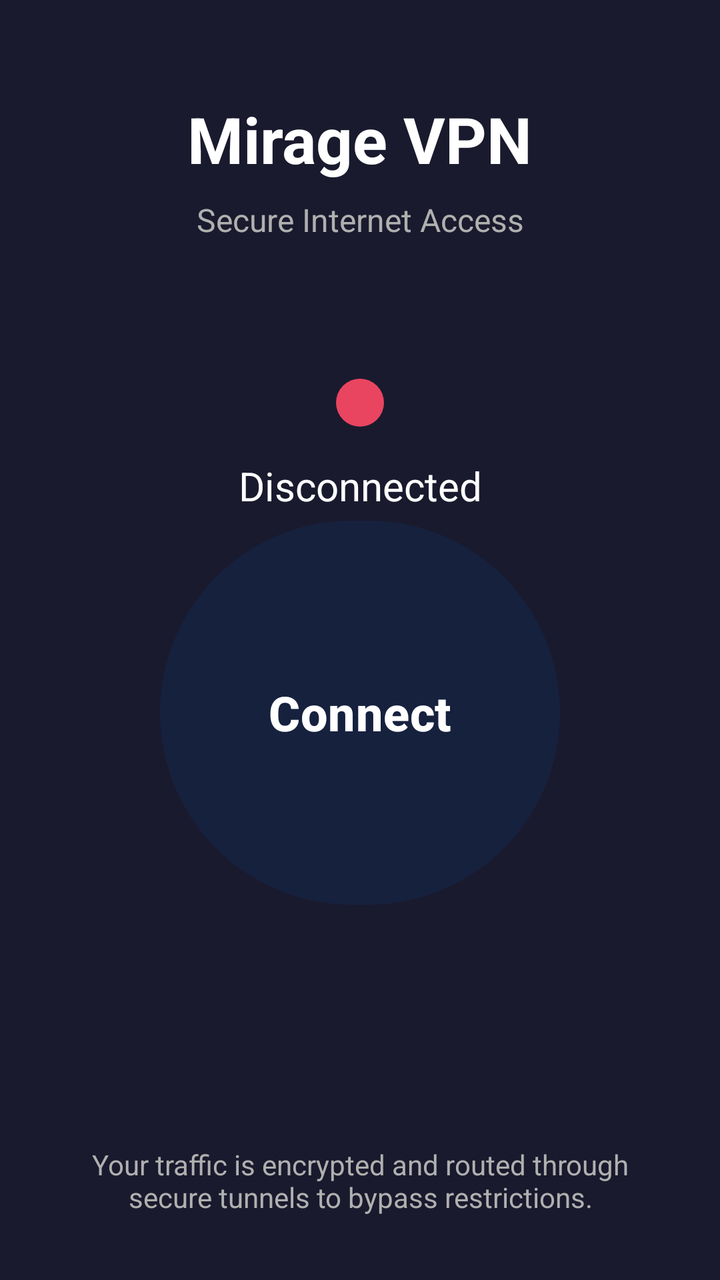
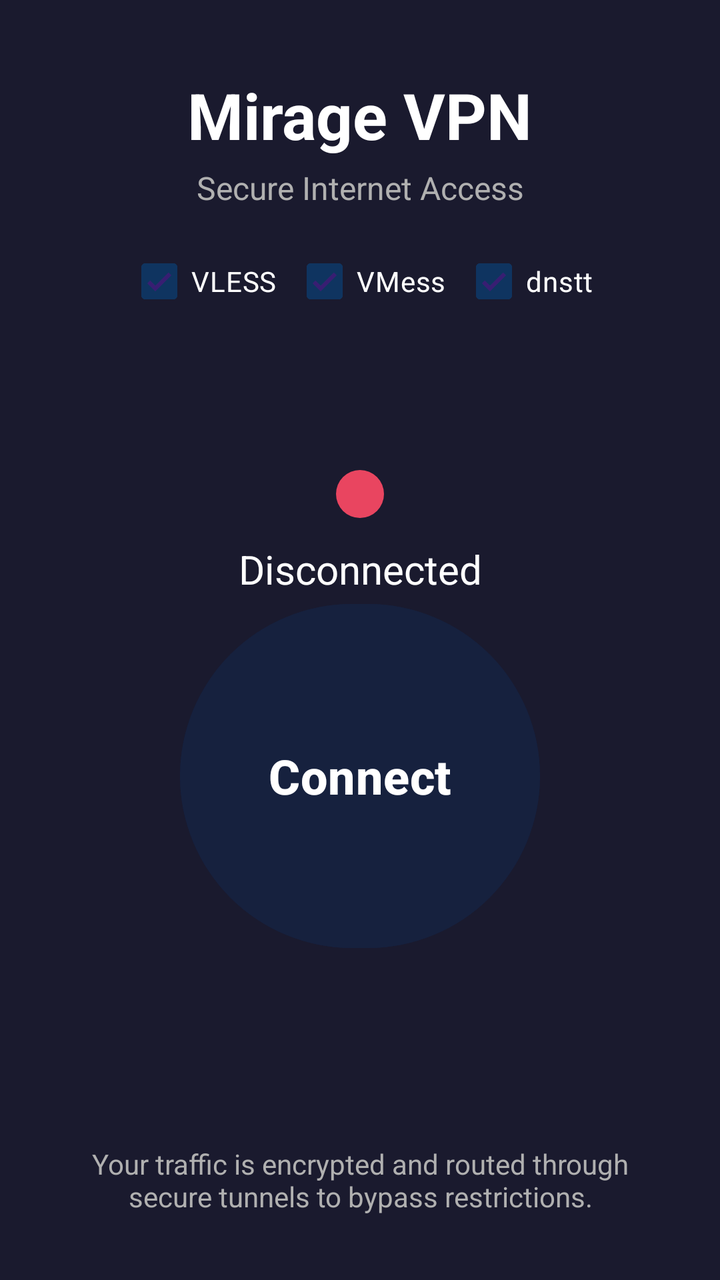

The first picture is an Android layout as it rendered before a commit; the second is the same layout after the commit. The layout source and the unified diff follow.
<!-- AndroidManifest.xml: activity theme Theme.MirageVPN -->
<!-- res/layout/activity_main.xml -->
<?xml version="1.0" encoding="utf-8"?>
<androidx.constraintlayout.widget.ConstraintLayout xmlns:android="http://schemas.android.com/apk/res/android"
    xmlns:app="http://schemas.android.com/apk/res-auto"
    android:layout_width="match_parent"
    android:layout_height="match_parent"
    android:background="@color/background">

    
    <TextView
        android:id="@+id/titleText"
        android:layout_width="wrap_content"
        android:layout_height="wrap_content"
        android:layout_marginTop="48dp"
        android:text="@string/app_name"
        android:textColor="@color/text_primary"
        android:textSize="32sp"
        android:textStyle="bold"
        app:layout_constraintEnd_toEndOf="parent"
        app:layout_constraintStart_toStartOf="parent"
        app:layout_constraintTop_toTopOf="parent" />

    <TextView
        android:id="@+id/subtitleText"
        android:layout_width="wrap_content"
        android:layout_height="wrap_content"
        android:layout_marginTop="8dp"
        android:text="@string/app_subtitle"
        android:textColor="@color/text_secondary"
        android:textSize="16sp"
        app:layout_constraintEnd_toEndOf="parent"
        app:layout_constraintStart_toStartOf="parent"
        app:layout_constraintTop_toBottomOf="@id/titleText" />

    
    <View
        android:id="@+id/statusIndicator"
        android:layout_width="24dp"
        android:layout_height="24dp"
        android:background="@drawable/status_indicator"
        app:layout_constraintBottom_toTopOf="@id/statusText"
        app:layout_constraintEnd_toEndOf="parent"
        app:layout_constraintStart_toStartOf="parent"
        app:layout_constraintTop_toBottomOf="@id/subtitleText"
        app:layout_constraintVertical_chainStyle="packed" />

    <TextView
        android:id="@+id/statusText"
        android:layout_width="wrap_content"
        android:layout_height="wrap_content"
        android:layout_marginTop="16dp"
        android:text="@string/status_disconnected"
        android:textColor="@color/text_primary"
        android:textSize="20sp"
        app:layout_constraintBottom_toTopOf="@id/connectButton"
        app:layout_constraintEnd_toEndOf="parent"
        app:layout_constraintStart_toStartOf="parent"
        app:layout_constraintTop_toBottomOf="@id/statusIndicator" />

    
    <com.google.android.material.button.MaterialButton
        android:id="@+id/connectButton"
        android:layout_width="200dp"
        android:layout_height="200dp"
        android:layout_marginBottom="48dp"
        android:backgroundTint="@color/button_connect"
        android:text="@string/connect"
        android:textColor="@color/white"
        android:textSize="24sp"
        android:textStyle="bold"
        app:cornerRadius="100dp"
        app:layout_constraintBottom_toTopOf="@id/infoText"
        app:layout_constraintEnd_toEndOf="parent"
        app:layout_constraintStart_toStartOf="parent"
        app:layout_constraintTop_toBottomOf="@id/statusText"
        app:layout_constraintVertical_bias="0.5" />

    
    <TextView
        android:id="@+id/infoText"
        android:layout_width="0dp"
        android:layout_height="wrap_content"
        android:layout_marginStart="32dp"
        android:layout_marginEnd="32dp"
        android:layout_marginBottom="32dp"
        android:gravity="center"
        android:text="@string/info_text"
        android:textColor="@color/text_secondary"
        android:textSize="14sp"
        app:layout_constraintBottom_toBottomOf="parent"
        app:layout_constraintEnd_toEndOf="parent"
        app:layout_constraintStart_toStartOf="parent" />

</androidx.constraintlayout.widget.ConstraintLayout>
<!-- resources referenced by this layout -->
<resources>
  <color name="background">#1A1A2E</color>
  <color name="button_connect">#16213E</color>
  <color name="text_primary">#FFFFFF</color>
  <color name="text_secondary">#B0B0B0</color>
  <color name="white">#FFFFFF</color>
  <!-- drawable status_indicator (drawable) -->
  <?xml version="1.0" encoding="utf-8"?>
  <shape xmlns:android="http://schemas.android.com/apk/res/android"
      android:shape="oval">
      <solid android:color="@color/disconnected_red" />
  </shape>
  <string name="app_name">Mirage VPN</string>
  <string name="app_subtitle">Secure Internet Access</string>
  <string name="connect">Connect</string>
  <string name="info_text">Your traffic is encrypted and routed through secure tunnels to bypass restrictions.</string>
  <string name="status_disconnected">Disconnected</string>
  <style name="Theme.MirageVPN" parent="Theme.Material3.Dark.NoActionBar">
          <item name="colorPrimary">@color/primary</item>
          <item name="colorPrimaryDark">@color/primary_dark</item>
          <item name="colorAccent">@color/accent</item>
          <item name="android:windowBackground">@color/background</item>
          <item name="android:statusBarColor">@color/background</item>
          <item name="android:navigationBarColor">@color/background</item>
      </style>
  <color name="disconnected_red">#E94560</color>
  <color name="primary">#0F3460</color>
  <color name="primary_dark">#16213E</color>
  <color name="accent">#E94560</color>
</resources>

<!-- the commit's change to res/layout/activity_main.xml (unified diff, before → after) -->
@@ -10,7 +10,7 @@
         android:id="@+id/titleText"
         android:layout_width="wrap_content"
         android:layout_height="wrap_content"
-        android:layout_marginTop="48dp"
+        android:layout_marginTop="36dp"
         android:text="@string/app_name"
         android:textColor="@color/text_primary"
         android:textSize="32sp"
@@ -23,13 +23,55 @@
         android:id="@+id/subtitleText"
         android:layout_width="wrap_content"
         android:layout_height="wrap_content"
-        android:layout_marginTop="8dp"
+        android:layout_marginTop="4dp"
         android:text="@string/app_subtitle"
         android:textColor="@color/text_secondary"
         android:textSize="16sp"
         app:layout_constraintEnd_toEndOf="parent"
         app:layout_constraintStart_toStartOf="parent"
         app:layout_constraintTop_toBottomOf="@id/titleText" />
+
+    
+    <LinearLayout
+        android:id="@+id/protocolCheckboxes"
+        android:layout_width="wrap_content"
+        android:layout_height="wrap_content"
+        android:layout_marginTop="12dp"
+        android:orientation="horizontal"
+        app:layout_constraintEnd_toEndOf="parent"
+        app:layout_constraintStart_toStartOf="parent"
+        app:layout_constraintTop_toBottomOf="@id/subtitleText">
+
+        <com.google.android.material.checkbox.MaterialCheckBox
+            android:id="@+id/checkVless"
+            android:layout_width="wrap_content"
+            android:layout_height="wrap_content"
+            android:checked="true"
+            android:text="@string/protocol_vless"
+            android:textColor="@color/text_primary"
+            android:textSize="14sp" />
+
+        <com.google.android.material.checkbox.MaterialCheckBox
+            android:id="@+id/checkVmess"
+            android:layout_width="wrap_content"
+            android:layout_height="wrap_content"
+            android:layout_marginStart="8dp"
+            android:checked="true"
+            android:text="@string/protocol_vmess"
+            android:textColor="@color/text_primary"
+            android:textSize="14sp" />
+
+        <com.google.android.material.checkbox.MaterialCheckBox
+            android:id="@+id/checkDnstt"
+            android:layout_width="wrap_content"
+            android:layout_height="wrap_content"
+            android:layout_marginStart="8dp"
+            android:checked="true"
+            android:text="@string/protocol_dnstt"
+            android:textColor="@color/text_primary"
+            android:textSize="14sp" />
+
+    </LinearLayout>
 
     
     <View
@@ -40,14 +82,14 @@
         app:layout_constraintBottom_toTopOf="@id/statusText"
         app:layout_constraintEnd_toEndOf="parent"
         app:layout_constraintStart_toStartOf="parent"
-        app:layout_constraintTop_toBottomOf="@id/subtitleText"
+        app:layout_constraintTop_toBottomOf="@id/protocolCheckboxes"
         app:layout_constraintVertical_chainStyle="packed" />
 
     <TextView
         android:id="@+id/statusText"
         android:layout_width="wrap_content"
         android:layout_height="wrap_content"
-        android:layout_marginTop="16dp"
+        android:layout_marginTop="12dp"
         android:text="@string/status_disconnected"
         android:textColor="@color/text_primary"
         android:textSize="20sp"
@@ -59,20 +101,52 @@
     
     <com.google.android.material.button.MaterialButton
         android:id="@+id/connectButton"
-        android:layout_width="200dp"
-        android:layout_height="200dp"
-        android:layout_marginBottom="48dp"
+        android:layout_width="180dp"
+        android:layout_height="180dp"
+        android:layout_marginBottom="24dp"
         android:backgroundTint="@color/button_connect"
         android:text="@string/connect"
         android:textColor="@color/white"
         android:textSize="24sp"
         android:textStyle="bold"
-        app:cornerRadius="100dp"
-        app:layout_constraintBottom_toTopOf="@id/infoText"
+        app:cornerRadius="90dp"
+        app:layout_constraintBottom_toTopOf="@id/proxySection"
         app:layout_constraintEnd_toEndOf="parent"
         app:layout_constraintStart_toStartOf="parent"
         app:layout_constraintTop_toBottomOf="@id/statusText"
         app:layout_constraintVertical_bias="0.5" />
+
+    
+    <LinearLayout
+        android:id="@+id/proxySection"
+        android:layout_width="wrap_content"
+        android:layout_height="wrap_content"
+        android:layout_marginBottom="8dp"
+        android:gravity="center"
+        android:orientation="vertical"
+        android:visibility="gone"
+        app:layout_constraintBottom_toTopOf="@id/infoText"
+        app:layout_constraintEnd_toEndOf="parent"
+        app:layout_constraintStart_toStartOf="parent">
+
+        <com.google.android.material.materialswitch.MaterialSwitch
+            android:id="@+id/proxySwitch"
+            android:layout_width="wrap_content"
+            android:layout_height="wrap_content"
+            android:text="@string/share_internet"
+            android:textColor="@color/text_primary"
+            android:textSize="14sp" />
+
+        <TextView
+            android:id="@+id/proxyAddressText"
+            android:layout_width="wrap_content"
+            android:layout_height="wrap_content"
+            android:layout_marginTop="4dp"
+            android:textColor="@color/text_secondary"
+            android:textSize="13sp"
+            android:visibility="gone" />
+
+    </LinearLayout>
 
     
     <TextView
@@ -81,11 +155,23 @@
         android:layout_height="wrap_content"
         android:layout_marginStart="32dp"
         android:layout_marginEnd="32dp"
-        android:layout_marginBottom="32dp"
+        android:layout_marginBottom="4dp"
         android:gravity="center"
         android:text="@string/info_text"
         android:textColor="@color/text_secondary"
         android:textSize="14sp"
+        app:layout_constraintBottom_toTopOf="@id/versionText"
+        app:layout_constraintEnd_toEndOf="parent"
+        app:layout_constraintStart_toStartOf="parent" />
+
+    
+    <TextView
+        android:id="@+id/versionText"
+        android:layout_width="wrap_content"
+        android:layout_height="wrap_content"
+        android:layout_marginBottom="12dp"
+        android:textColor="@color/text_secondary"
+        android:textSize="12sp"
         app:layout_constraintBottom_toBottomOf="parent"
         app:layout_constraintEnd_toEndOf="parent"
         app:layout_constraintStart_toStartOf="parent" />
<!-- resource entries referenced after the edit -->
@@ -15,6 +15,10 @@
   <string name="app_subtitle">Secure Internet Access</string>
   <string name="connect">Connect</string>
   <string name="info_text">Your traffic is encrypted and routed through secure tunnels to bypass restrictions.</string>
+  <string name="protocol_dnstt">dnstt</string>
+  <string name="protocol_vless">VLESS</string>
+  <string name="protocol_vmess">VMess</string>
+  <string name="share_internet">Share Internet</string>
   <string name="status_disconnected">Disconnected</string>
   <style name="Theme.MirageVPN" parent="Theme.Material3.Dark.NoActionBar">
           <item name="colorPrimary">@color/primary</item>
